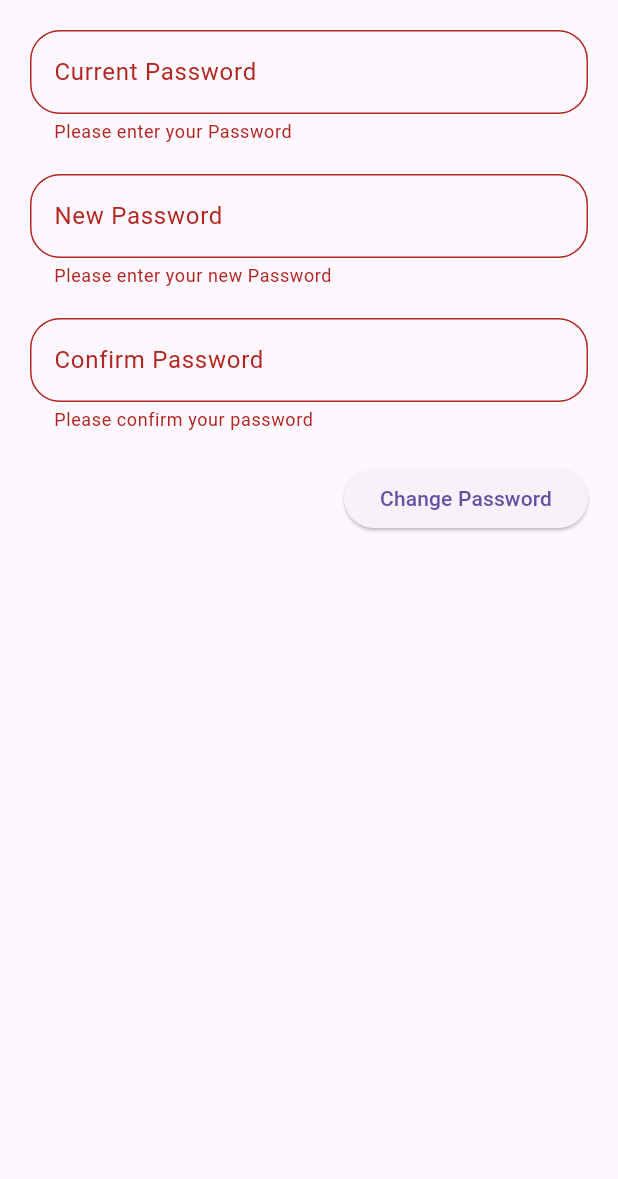
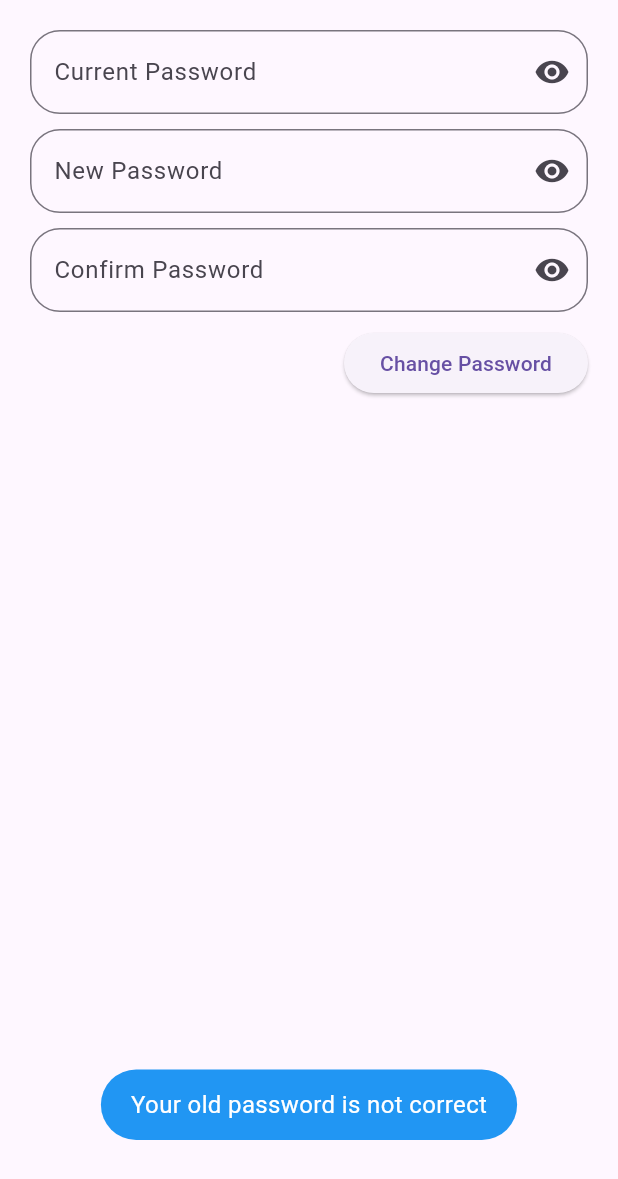
Before and after one commit to tranMinhTien2k3/Mobile_App_Travel_Community, a Flutter app: the ChangePassForm widget shown alone on an empty page, opened directly, after a tap on "Change Password", on a phone screen of 412 x 824 dp. Shown: the top 1179 px of the screen. Run offline on Flutter 3.47's test engine with Material 3 defaults, Android fonts, the phone set to English and light mode, and no system bars; our stand-ins replace animated_text_kit, carousel_slider, cloud_firestore, dartz, dio, firebase_auth and 18 more; missing offline and left inert: comment_box, flutter_facebook_auth; accounts and stored records are empty; network calls fail.

Commit message:
fix: change password

```diff
--- a/lib/form/change_pass_form.dart
+++ b/lib/form/change_pass_form.dart
@@ -174,9 +174,12 @@
 // }
 
 import 'package:firebase_auth/firebase_auth.dart';
+import 'package:flutter/foundation.dart';
 import 'package:flutter/material.dart';
 import 'package:flutter_hooks/flutter_hooks.dart';
 import 'package:hooks_riverpod/hooks_riverpod.dart';
+import 'package:travel_app/Widgets/notify.dart';
+import 'package:travel_app/form/login_form.dart';
 import 'package:travel_app/repositories/auth_provider.dart';
 import 'package:travel_app/repositories/chagne_pass_provider.dart';
 import 'package:travel_app/repositories/theme_notifier.dart';
@@ -189,8 +192,10 @@ class ChangePassForm extends HookConsumerWidget {
     final TextEditingController _oldPasswordController = useTextEditingController();
     final TextEditingController _newPasswordController = useTextEditingController();
     final TextEditingController _confirmPasswordController = useTextEditingController();
+    final obscureTextProvider = StateProvider<bool>((ref) => true);
     final _formKey = useMemoized(() => GlobalKey<FormState>());
     final isDarkMode = ref.watch(themeNotifierProvider) == ThemeModeState.dark;
+    final bool obscureText = ref.watch(obscureTextProvider);
 
 
     void changePass() async {
@@ -217,13 +222,20 @@ class ChangePassForm extends HookConsumerWidget {
       padding: EdgeInsets.fromLTRB(20, 20, 20, MediaQuery.of(context).viewInsets.bottom),
       child: Form(
         key: _formKey,
+        autovalidateMode: AutovalidateMode.onUserInteraction,
         child: Column(
           crossAxisAlignment: CrossAxisAlignment.center,
           children: <Widget>[
             TextFormField(
               controller: _oldPasswordController,
-              obscureText: true,
               decoration: InputDecoration(
+                suffixIcon: IconButton(
+                  icon: Icon(ref.watch(obscureTextProvider.notifier).state? Icons.visibility : Icons.visibility_off),
+                  onPressed: (){
+                    ref.read(obscureTextProvider.notifier).state = !obscureText;
+                    print(ref.watch(obscureTextProvider.notifier).state);
+                  },
+                ),
                 labelText: 'Current Password',
                 // errorText: ref.watch(isOldPasswordCorrectProvider) ? null : 'Current Password is not correct',
                 border: OutlineInputBorder(
@@ -231,48 +243,57 @@ class ChangePassForm extends HookConsumerWidget {
                   borderRadius: BorderRadius.circular(20.0),
                 ),
               ),
+              obscureText: obscureText,
               validator: (value) {
-                ref.read(currentPasswordProvider.notifier).state = value ?? '';
                 if (value == null || value.isEmpty) {
                   return 'Please enter your Password';
                 }
                 return null;
               },
             ),
-            const SizedBox(height: 20,),
+            const SizedBox(height: 10,),
             TextFormField(
               controller: _newPasswordController,
-              obscureText: true,
+              obscureText: ref.watch(obscureTextProvider),
               decoration: InputDecoration(
                 labelText: 'New Password',
+                suffixIcon: Icon(ref.watch(obscureTextProvider.notifier).state? Icons.visibility : Icons.visibility_off),
                 border: OutlineInputBorder(
                   borderSide: const BorderSide(width: 1),
                   borderRadius: BorderRadius.circular(20.0),
                 ),
               ),
               validator: (value) {
-                ref.read(newPasswordProvider.notifier).state = value ?? null;
+                // ref.read(newPasswordProvider.notifier).state = value ?? null;
                 if (value == null || value.isEmpty) {
                   return 'Please enter your new Password';
+                }else if(!isStrongPass(value)){
+                  return 'Your password is not strong enough';
                 }
                 return null;
               },
             ),
-            const SizedBox(height: 20),
+            const SizedBox(height: 10),
             TextFormField(
               controller: _confirmPasswordController,
               obscureText: true,
               decoration: InputDecoration(
                 labelText: 'Confirm Password',
+                suffixIcon:
+                  Icon(ref.watch(obscureTextProvider.notifier).state? Icons.visibility :  Icons.visibility_off,
+
+                ),
                 border: OutlineInputBorder(
                   borderSide: const BorderSide(width: 1),
                   borderRadius: BorderRadius.circular(20.0),
                 ),
               ),
               validator: (value) {
-                ref.read(confirmPasswordProvider.notifier).state = value ?? '';
+                // ref.read(confirmPasswordProvider.notifier).state = value ?? '';
                 if (value == null || value.isEmpty) {
                   return 'Please confirm your password';
+                }else if(!isStrongPass(value)){
+                  return 'Your password is not strong enough';
                 }
                 if (value != _newPasswordController.text) {
                   return 'Your Passwords do not match';
@@ -280,12 +301,21 @@ class ChangePassForm extends HookConsumerWidget {
                 return null;
               },
             ),
-            const SizedBox(height: 20),
+            const SizedBox(height: 10),
             Align(
               alignment: Alignment.centerRight,
               child: ElevatedButton(
                 onPressed: () async {
-                  changePass();
+                  final oldPass = isOldPass(_oldPasswordController.text);
+                  if(await oldPass){
+                    if(_formKey.currentState?.validate() ?? false){
+                      changePass();
+                      showToast(message: 'Change Password successful');
+                    }
+                    showToast(message: 'Change password failed');
+                  }else{
+                    showToast(message: 'Your old password is not correct');
+                  }
                 },
                 child: Text('Change Password'),
               ),
```
